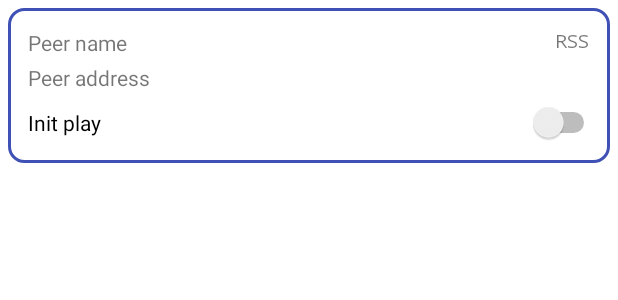
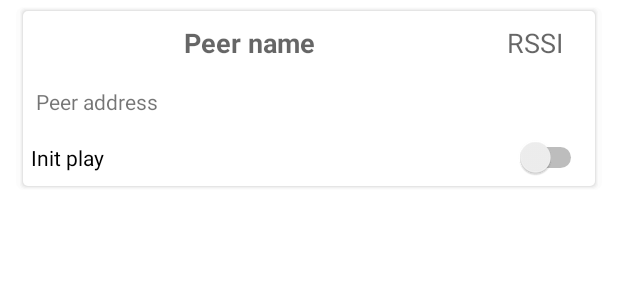
Before and after one commit to idei/BTTimeServer, an Android app: the layout fragment_peer.xml on its own in the app's theme, with its tools: preview values and no code run, on a phone screen of 412 x 824 dp. Shown: the top 300 px of the screen. Run offline under Robolectric (Android 15) with nearby library versions, the phone set to English and light mode, and no system bars.

Commit message:
Mejorando estetica

```diff
--- a/app/src/main/java/edu/unsj/idei/btletimeserver/NearestScanner.java
+++ b/app/src/main/java/edu/unsj/idei/btletimeserver/NearestScanner.java
@@ -72,7 +72,7 @@ final class NearestScanner
 				{
 					Map.Entry<String, BTLeDevice> pair = it.next();
 					BTLeDevice dev = pair.getValue();
-					if (current - dev.getLastScan() > 5000)
+					if (current - dev.getLastScan() > 10000)
 					{
 						it.remove();
 						_callback.lost(dev);
--- /dev/null
+++ b/app/src/main/res/drawable/shadow.xml
@@ -0,0 +1,80 @@
+<?xml version="1.0" encoding="utf-8"?>
+<layer-list xmlns:android="http://schemas.android.com/apk/res/android" >
+
+    <!-- Drop Shadow Stack -->
+    <item>
+        <shape>
+            <padding
+                android:bottom="1dp"
+                android:left="3dp"
+                android:right="3dp"
+                android:top="1dp" />
+
+            <solid android:color="#00CCCCCC" />
+
+            <corners android:radius="5dp" />
+        </shape>
+    </item>
+    <item>
+        <shape>
+            <padding
+                android:bottom="1dp"
+                android:left="3dp"
+                android:right="3dp"
+                android:top="1dp" />
+
+            <solid android:color="#10CCCCCC" />
+
+            <corners android:radius="5dp" />
+        </shape>
+    </item>
+    <item>
+        <shape>
+            <padding
+                android:bottom="1dp"
+                android:left="1dp"
+                android:right="1dp"
+                android:top="1dp" />
+
+            <solid android:color="#20CCCCCC" />
+
+            <corners android:radius="3dp" />
+        </shape>
+    </item>
+    <item>
+        <shape>
+            <padding
+                android:bottom="1dp"
+                android:left="1dp"
+                android:right="1dp"
+                android:top="1dp" />
+
+            <solid android:color="#30CCCCCC" />
+
+            <corners android:radius="3dp" />
+        </shape>
+    </item>
+    <item>
+        <shape>
+            <padding
+                android:bottom="1dp"
+                android:left="1dp"
+                android:right="1dp"
+                android:top="1dp" />
+
+            <solid android:color="#50CCCCCC" />
+
+            <corners android:radius="3dp" />
+        </shape>
+    </item>
+
+    <!-- Background -->
+    <item>
+        <shape>
+            <solid android:color="@android:color/white" />
+
+            <corners android:radius="3dp" />
+        </shape>
+    </item>
+
+</layer-list>
--- a/app/src/main/res/layout/fragment_peer.xml
+++ b/app/src/main/res/layout/fragment_peer.xml
@@ -3,8 +3,10 @@
     xmlns:tools="http://schemas.android.com/tools"
     android:layout_width="match_parent"
     android:layout_height="wrap_content"
-    android:layout_margin="5dp"
-    android:background="@drawable/rounded_red_border"
+    android:layout_marginStart="8dp"
+    android:layout_marginTop="4dp"
+    android:layout_marginEnd="8dp"
+    android:background="@drawable/shadow"
     android:stretchColumns="0"
     tools:context=".PeerFragment">
 
@@ -15,21 +17,22 @@
 
         <TextView
             android:id="@+id/peer_name"
-            android:layout_width="match_parent"
-            android:layout_height="match_parent"
-            android:layout_gravity="left"
+            android:layout_width="wrap_content"
+            android:layout_height="wrap_content"
+            android:layout_margin="5dp"
             android:gravity="center|top|center_vertical|fill_vertical"
-            android:text="@string/peer_name" />
+            android:text="@string/peer_name"
+            android:textAppearance="@style/TextAppearance.AppCompat.Medium"
+            android:textStyle="bold" />
 
         <TextView
             android:id="@+id/peer_rssi"
-            android:layout_width="100dp"
+            android:layout_width="75dp"
             android:layout_height="wrap_content"
-            android:fontFamily="monospace"
-            android:gravity="right"
+            android:layout_margin="5dp"
+            android:gravity="center_horizontal|top|center_vertical|fill_vertical"
             android:text="@string/peer_rssi"
-            android:textAppearance="@style/TextAppearance.AppCompat.Small"
-            android:textSize="12sp" />
+            android:textAppearance="@style/TextAppearance.AppCompat.Medium" />
 
     </TableRow>
 
@@ -42,19 +45,20 @@
             android:id="@+id/peer_address"
             android:layout_width="wrap_content"
             android:layout_height="wrap_content"
+            android:layout_margin="5dp"
             android:layout_span="2"
             android:text="@string/peer_address" />
     </TableRow>
 
     <TableRow
         android:layout_width="match_parent"
-        android:layout_height="match_parent"
-        android:layout_margin="3dp">
+        android:layout_height="match_parent">
 
         <Switch
             android:id="@+id/switch_play"
             android:layout_width="wrap_content"
             android:layout_height="wrap_content"
+            android:layout_margin="5dp"
             android:layout_span="2"
             android:text="@string/switch_play" />
 
```
